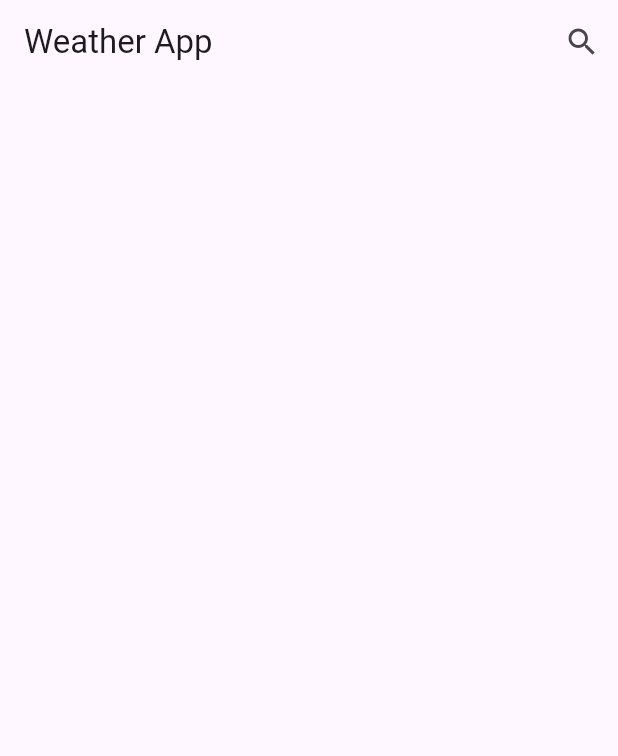
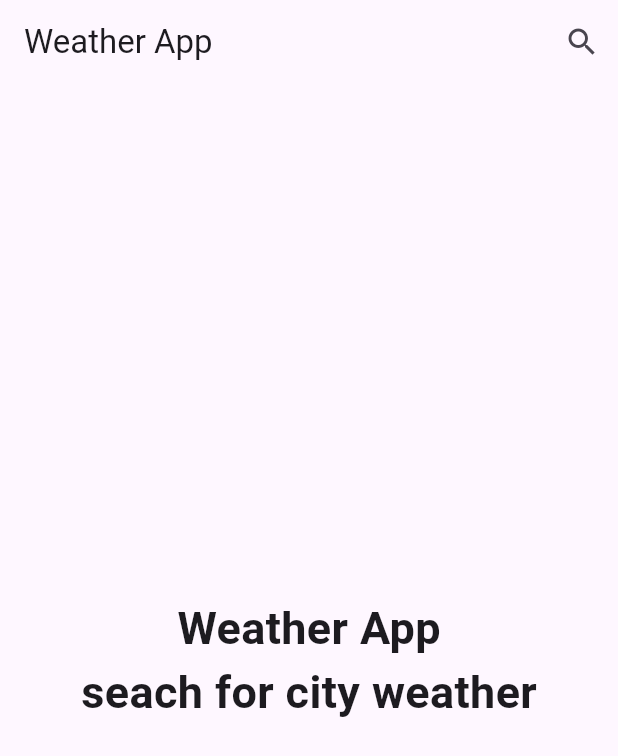
Before and after one commit to MahmoudAbed74/weatherapp, a Flutter app: the screen it shows after launch, on a phone screen of 412 x 824 dp. Shown: the top 756 px of the screen. Run offline on Flutter 3.47's test engine with Material 3 defaults, Android fonts, the phone set to English and light mode, and no system bars; our stand-ins replace dio, flutter_bloc.

Commit message:
Add NoFindWeatherData widget and update WeatherInfoBody widget
Added a new widget NoFindWeatherData and updated the existing WeatherInfoBody
widget to display weather information based on the state in the HomePageView.

```diff
--- a/lib/Views/HomePageView.dart
+++ b/lib/Views/HomePageView.dart
@@ -5,7 +5,8 @@ import 'package:flutter_bloc/flutter_bloc.dart';
 import 'package:weatherapp/Cubits/Get_Weather_Cubits/GetWeatherCubit.dart';
 import 'package:weatherapp/Cubits/Get_Weather_Cubits/GetWeatherState.dart';
 import 'package:weatherapp/Views/SearchView.dart';
-import 'package:weatherapp/widgets/Weather_Info_Body.dart';
+import 'package:weatherapp/widgets/NoFindWeatherData.dart';
+import 'package:weatherapp/widgets/WeatherInfoBody.dart';
 
 class HomePageView extends StatelessWidget {
   const HomePageView({super.key});
@@ -29,10 +30,23 @@ class HomePageView extends StatelessWidget {
           )
         ],
       ),
-      body: BlocBuilder<GetWeaterCubit , GetWeatherState>(builder: (context, state) {
-
-
-      } ,),
+      body: BlocBuilder<GetWeaterCubit, GetWeatherState>(
+        builder: (context, state) {
+          if (state is NoWeather_State) {
+            return const NoFindWeatherData();
+          } else if (state is WeatherLoading_State) {
+            return const Center(
+              child: CircularProgressIndicator(),
+            );
+          } else if (state is WeatherSuccess_State) {
+            return const WeatherInfoBody();
+          } else {
+            return const Center(
+              child: Text("Error"),
+            );
+          }
+        },
+      ),
     );
   }
 }
```
Also changed, not shown: lib/widgets/WeatherInfoBody.dart (added, +48 -0 lines).
